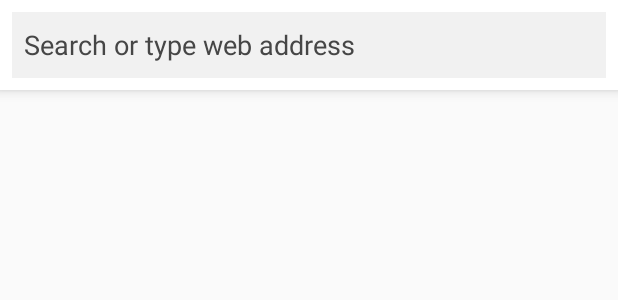
After one commit to karlenDimla/Tracker-Blocker, an Android app: the layout browser_search_bar.xml on its own in the app's theme, with its tools: preview values and no code run, on a phone screen of 412 x 824 dp. The commit adds this screen. Shown: the top 300 px of the screen. Run offline under Robolectric (Android 15) with nearby library versions, the phone set to English and light mode, and no system bars.

Commit message:
Implement simple browser layout

```diff
--- /dev/null
+++ b/app/src/main/res/layout/browser_search_bar.xml
@@ -0,0 +1,22 @@
+<?xml version="1.0" encoding="utf-8"?>
+<FrameLayout xmlns:android="http://schemas.android.com/apk/res/android"
+    xmlns:tools="http://schemas.android.com/tools"
+    android:layout_width="match_parent"
+    android:layout_height="@dimen/browser_search_bar_height"
+    android:background="@color/white"
+    android:elevation="5dp">
+
+    <EditText
+        android:id="@+id/browser_search_bar"
+        android:layout_width="match_parent"
+        android:layout_height="match_parent"
+        android:layout_margin="@dimen/default_margin"
+        android:background="@color/gray"
+        android:hint="@string/search_bar_hint"
+        android:importantForAutofill="no"
+        android:inputType="textAutoComplete"
+        android:padding="@dimen/browser_search_bar_padding"
+        android:textColor="@color/black"
+        android:textColorHint="@color/black_70"
+        tools:ignore="LabelFor" />
+</FrameLayout>
--- a/app/src/main/res/values-night/themes.xml
+++ b/app/src/main/res/values-night/themes.xml
@@ -1,6 +1,6 @@
 <resources xmlns:tools="http://schemas.android.com/tools">
     <!-- Base application theme. -->
-    <style name="Theme.TrackBlocker" parent="Theme.MaterialComponents.DayNight.DarkActionBar">
+    <style name="Theme.TrackBlocker" parent="Theme.MaterialComponents.DayNight.NoActionBar">
         <!-- Primary brand color. -->
         <item name="colorPrimary">@color/purple_200</item>
         <item name="colorPrimaryVariant">@color/purple_700</item>
--- a/app/src/main/res/values/colors.xml
+++ b/app/src/main/res/values/colors.xml
@@ -7,4 +7,6 @@
     <color name="teal_700">#FF018786</color>
     <color name="black">#FF000000</color>
     <color name="white">#FFFFFFFF</color>
+    <color name="gray">#FFF1F1F1</color>
+    <color name="black_70">#FF464646</color>
 </resources>
--- /dev/null
+++ b/app/src/main/res/values/dimens.xml
@@ -0,0 +1,8 @@
+<?xml version="1.0" encoding="utf-8"?>
+<resources>
+    <!-- General -->
+    <dimen name="default_margin">8dp</dimen>
+    <!-- Browser search bar -->
+    <dimen name="browser_search_bar_height">60dp</dimen>
+    <dimen name="browser_search_bar_padding">8dp</dimen>
+</resources>
--- a/app/src/main/res/values/strings.xml
+++ b/app/src/main/res/values/strings.xml
@@ -1,3 +1,4 @@
 <resources>
     <string name="app_name">TrackBlocker</string>
+    <string name="search_bar_hint">Search or type web address</string>
 </resources>
--- a/app/src/main/res/values/themes.xml
+++ b/app/src/main/res/values/themes.xml
@@ -1,6 +1,6 @@
 <resources xmlns:tools="http://schemas.android.com/tools">
     <!-- Base application theme. -->
-    <style name="Theme.TrackBlocker" parent="Theme.MaterialComponents.DayNight.DarkActionBar">
+    <style name="Theme.TrackBlocker" parent="Theme.AppCompat.Light.NoActionBar">
         <!-- Primary brand color. -->
         <item name="colorPrimary">@color/purple_500</item>
         <item name="colorPrimaryVariant">@color/purple_700</item>
@@ -9,8 +9,6 @@
         <item name="colorSecondary">@color/teal_200</item>
         <item name="colorSecondaryVariant">@color/teal_700</item>
         <item name="colorOnSecondary">@color/black</item>
-        <!-- Status bar color. -->
-        <item name="android:statusBarColor" tools:targetApi="l">?attr/colorPrimaryVariant</item>
         <!-- Customize your theme here. -->
     </style>
 </resources>
```
Also changed, not shown: app/src/main/java/io/kdimla/trackblocker/browser/webview/TbWebView.kt (added, +19 -0 lines), app/src/main/res/layout/browser_fragment.xml (+7 -5 lines).
